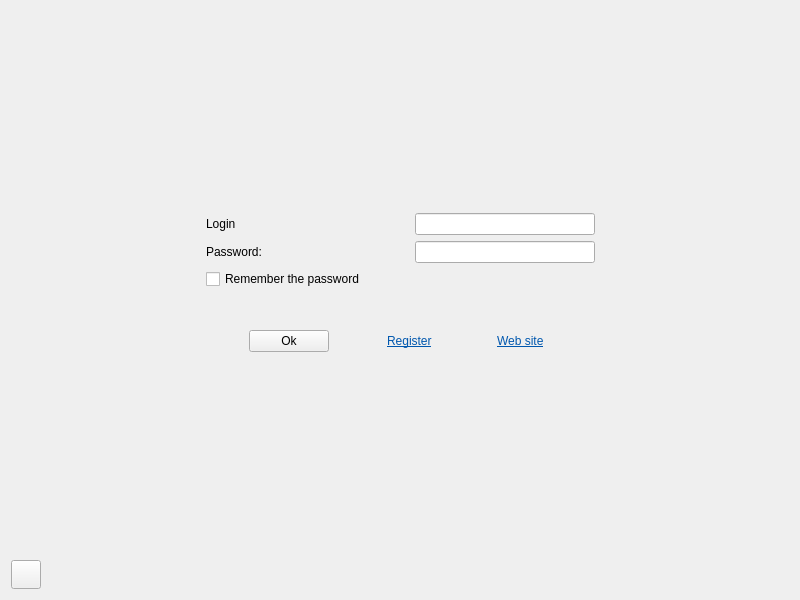
Old version of the form client/single-server/mainwindow.ui in the repository alphaonex86/CatchChallenger.
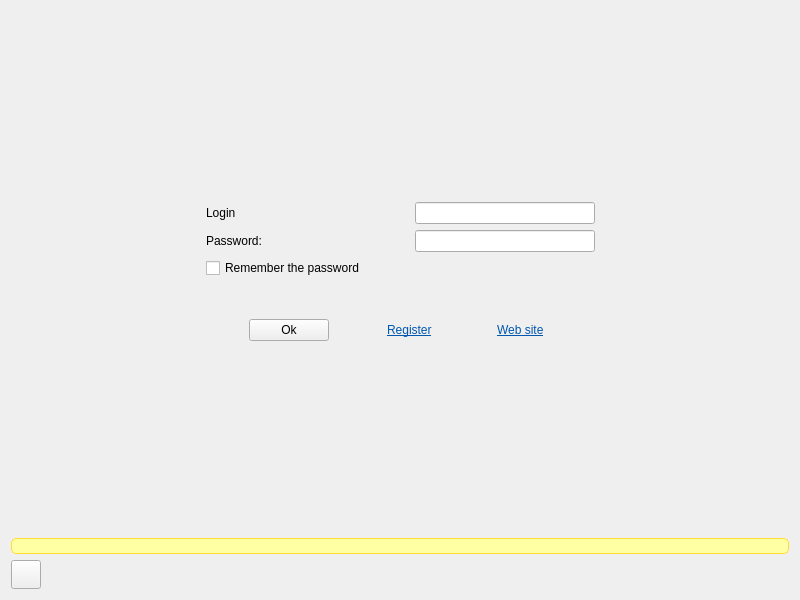
New version of the form. Icons and pictures are not drawn.

The edit to the form file:
```diff
--- a/client/single-server/mainwindow.ui
+++ b/client/single-server/mainwindow.ui
@@ -356,6 +356,18 @@
           </property>
          </spacer>
         </item>
+        <item>
+         <widget class="QLabel" name="update">
+          <property name="styleSheet">
+           <string notr="true">background-color: rgb(255, 255, 163);
+border: 1px solid rgb(255, 221, 50);
+border-radius:5px;</string>
+          </property>
+          <property name="openExternalLinks">
+           <bool>true</bool>
+          </property>
+         </widget>
+        </item>
         <item>
          <layout class="QHBoxLayout" name="horizontalLayout_2">
           <item>
```
